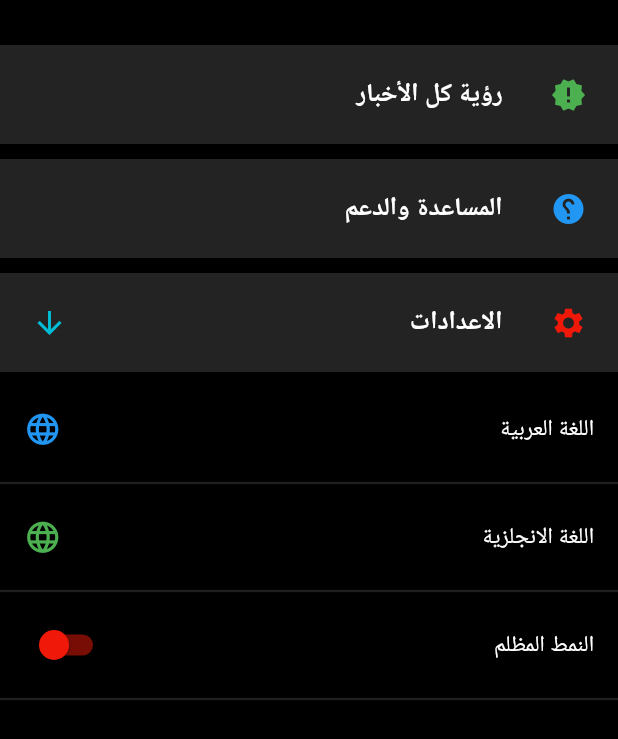
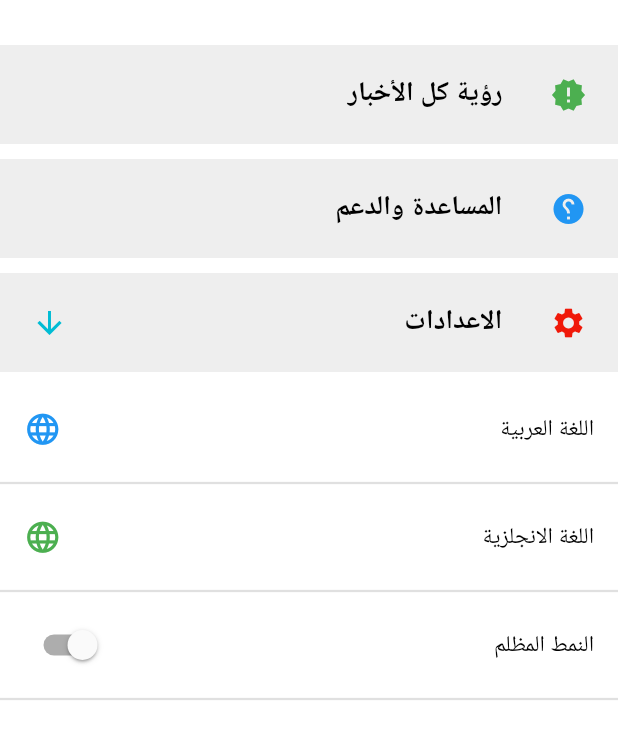
Before and after one commit to mhamad-ibrahem/News-app, a Flutter app: the DrawerScreen screen opened directly, after a tap on "Settings", after a tap on "Arabic Langauge", on a phone screen of 412 x 824 dp. Shown: the top 739 px of the screen. Run offline on Flutter 3.47's test engine with Material 2 defaults, Android fonts, the phone set to English and light mode, and no system bars; our stand-ins replace get, lottie, shared_preferences; accounts and stored records are empty.

Commit message:
edite dark mode

```diff
--- a/lib/Controller/News/NewsController.dart
+++ b/lib/Controller/News/NewsController.dart
@@ -10,6 +10,8 @@ class NewsController extends GetxController {
   //fetch data from api
   Future<List<Article>?> getData(String categories) async {
     String? country = controller.country;
+    print('====================================');
+    print(country);
     var response = await http.get(Uri.parse(
         'https://newsapi.org/v2/top-headlines?country=$country&category=$categories&apiKey=d34ddceb6d0a41e095e7b8dad1b3aebb'));
     if (response.statusCode == 200) {
--- a/lib/View/Main/Drawer/Options/OPtionScreen.dart
+++ b/lib/View/Main/Drawer/Options/OPtionScreen.dart
@@ -59,7 +59,7 @@ class OptionScreen extends StatelessWidget {
           //Switch to dark mode
 
           SwitchListTile(
-            value: controller.switchTheme,
+            value: controller.switchTheme!,
             onChanged: (val) {
               controller.changeTheme(val);
             },
--- a/lib/View/Start/StratScreen.dart
+++ b/lib/View/Start/StratScreen.dart
@@ -1,3 +1,4 @@
+
 import 'package:flutter/material.dart';
 import 'package:get/get.dart';
 import 'package:lottie/lottie.dart';
--- a/lib/main.dart
+++ b/lib/main.dart
@@ -20,7 +20,7 @@ class MyApp extends StatelessWidget {
   @override
   Widget build(BuildContext context) {
     return GetMaterialApp(
-      theme: localController.saveTheme==false?Themes.lightTheme:Themes.darkTheme,
+      theme: localController.saveTheme==false ||localController.saveTheme==  null?Themes.lightTheme:Themes.darkTheme,
        locale:localController.language,
        debugShowCheckedModeBanner: false,
       translations: Localization(),
```
Also changed, not shown: lib/Controller/Local/LocalController.dart (+30 -24 lines).
